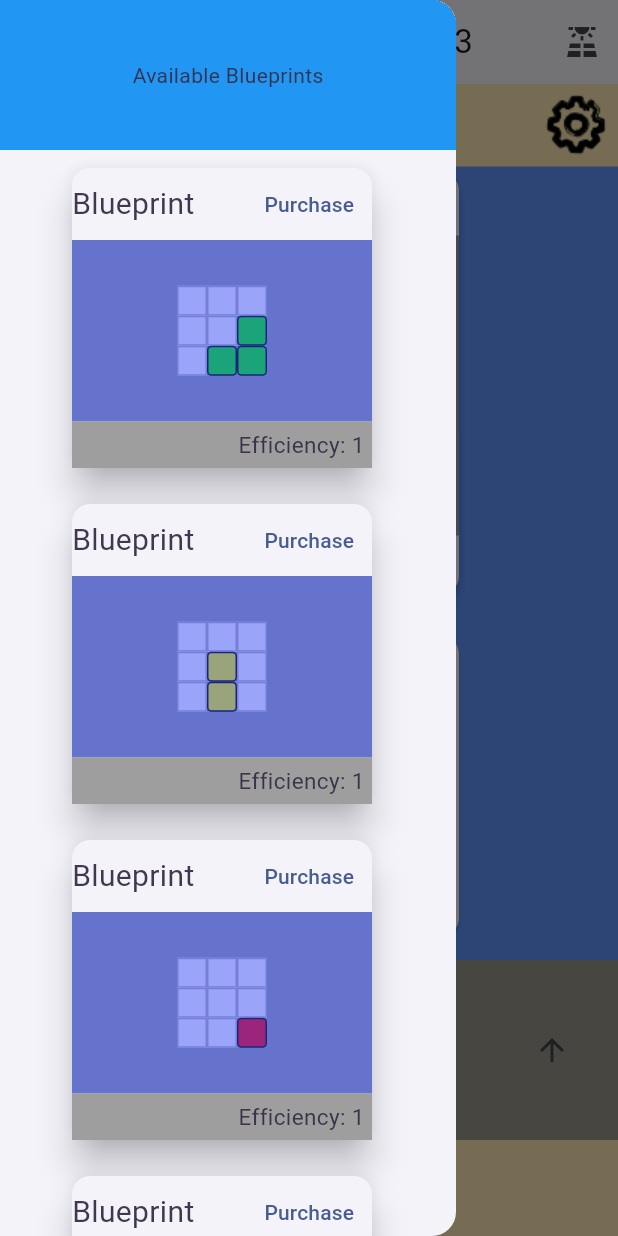
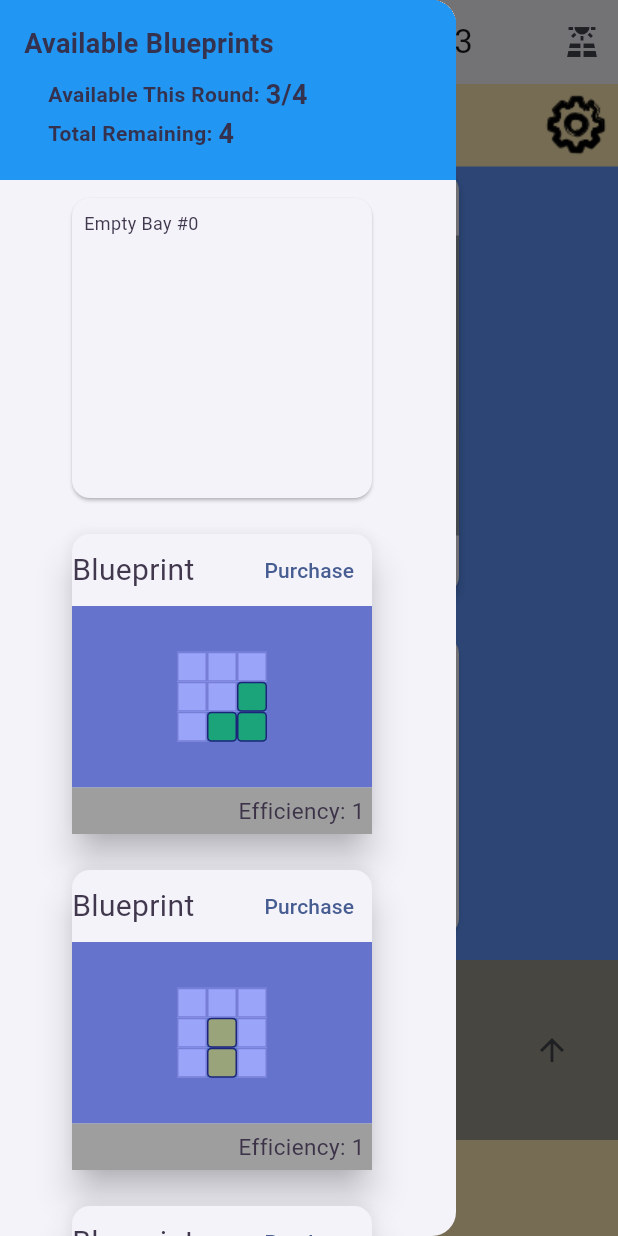
Before and after one commit to agthatch/power_panels, a Flutter app: the PlaySessionScreen screen opened by its route, in the side drawer, after a tap on "Purchase", on a phone screen of 412 x 824 dp. Run offline on Flutter 3.47's test engine with Material 3 defaults, Android fonts, the phone set to English and light mode, and no system bars; our stand-ins replace audioplayers, go_router, shared_preferences; accounts and stored records are empty.

Commit message:
improve blueprint provider and round increments

```diff
--- a/lib/game_internals/blueprint/blueprint_provider.dart
+++ b/lib/game_internals/blueprint/blueprint_provider.dart
@@ -1,8 +1,10 @@
 import 'package:card/game_internals/blueprint/blueprint.dart';
 
 abstract class BlueprintProvider {
-  List<Blueprint> getNextBlueprints(int quantity);
+  List<Blueprint?> getBlueprintsForRound();
+  void nextRound();
   int getRemainingCount();
   void removeBlueprint(Blueprint removed);
   Stream<void> getChangeStream();
+  String getCurrentRoundData();
 }
--- a/lib/game_internals/blueprint/prefab_blueprint_provider.dart
+++ b/lib/game_internals/blueprint/prefab_blueprint_provider.dart
@@ -1,4 +1,5 @@
 import 'dart:async';
+import 'dart:math';
 
 import 'package:card/game_internals/blueprint/blueprint.dart';
 import 'package:card/game_internals/blueprint/blueprint_builder.dart';
@@ -6,16 +7,24 @@ import 'package:card/game_internals/blueprint/blueprint_provider.dart';
 
 class PrefabBlueprintProvider implements BlueprintProvider {
   List<Blueprint> blueprints = [];
+  final int blueprintsPerRound;
+  final List<Blueprint?> blueprintsForRound = [];
+  int _maxForRound = 0;
 
   final StreamController<void> _playerChanges =
       StreamController<void>.broadcast();
 
+  PrefabBlueprintProvider({required this.blueprintsPerRound}) {
+    _maxForRound = blueprintsPerRound;
+  }
+
   Stream<void> get playerChanges => _playerChanges.stream;
 
   @override
-  List<Blueprint> getNextBlueprints(int quantity) {
-    int endIndex = blueprints.length >= quantity ? quantity : blueprints.length;
-    return blueprints.sublist(0, endIndex);
+  List<Blueprint?> getBlueprintsForRound() {
+    return blueprintsForRound;
+    // int endIndex = blueprints.length >= quantity ? quantity : blueprints.length;
+    // return blueprints.sublist(0, endIndex);
   }
 
   @override
@@ -26,6 +35,8 @@ class PrefabBlueprintProvider implements BlueprintProvider {
   @override
   void removeBlueprint(Blueprint removed) {
     blueprints.removeWhere((element) => removed.id == element.id);
+    int indexInRound = blueprintsForRound.indexOf(removed);
+    blueprintsForRound[indexInRound] = null;
     _playerChanges.add(null);
   }
 
@@ -37,4 +48,22 @@ class PrefabBlueprintProvider implements BlueprintProvider {
   Stream<void> getChangeStream() {
     return playerChanges;
   }
+
+  @override
+  String getCurrentRoundData() {
+    int nonNullRoundBlueprints =
+        blueprintsForRound.where((element) => element != null).length;
+
+    return '$nonNullRoundBlueprints/$_maxForRound';
+  }
+
+  @override
+  void nextRound() {
+    _maxForRound = min(blueprintsPerRound, blueprints.length);
+    int endIndex = blueprints.length >= blueprintsPerRound
+        ? blueprintsPerRound
+        : blueprints.length;
+    blueprintsForRound.clear();
+    blueprintsForRound.addAll(blueprints.sublist(0, endIndex));
+  }
 }
--- a/lib/game_internals/card/board_state.dart
+++ b/lib/game_internals/card/board_state.dart
@@ -22,11 +22,10 @@ class BoardState {
 
   /// *What do we need in the boardState?
   /// We need the round manager
-  RoundManager roundManager;
+  late RoundManager roundManager;
 
   /// We need the blueprint piles
   BlueprintProvider easyBlueprints;
-  BlueprintProvider hardBlueprints;
 
   /// We need active panels
   late SolarFarm solarFarm;
@@ -43,14 +42,11 @@ class BoardState {
 
   final Player player = Player();
 
-  BoardState(
-      {required this.onWin,
-      required this.roundManager,
-      required this.easyBlueprints,
-      required this.hardBlueprints}) {
+  BoardState({required this.onWin, required this.easyBlueprints}) {
     player.addListener(_handlePlayerChange);
     pieceStaging = PieceStaging(boardState: this);
     solarFarm = SolarFarm(boardState: this, bayCount: 2);
+    roundManager = RoundManager(this, actionsPerRound: 3);
   }
 
   // List<PlayingArea> get areas => [areaOne, areaTwo];
@@ -78,7 +74,6 @@ class BoardState {
 
       if (resultingPanel != null) {
         easyBlueprints.removeBlueprint(blueprint);
-        hardBlueprints.removeBlueprint(blueprint);
 
         roundManager.handleAction(BoughtBlueprintAction(
             originalBlueprint: blueprint, resultingPanel: resultingPanel));
@@ -109,4 +104,8 @@ class BoardState {
     return pieceStaging.awaitingPlacePieceAction() &&
         roundManager.currentRoundHasUsedEfficientAction();
   }
+
+  void handleRoundIncremented() {
+    easyBlueprints.nextRound();
+  }
 }
--- a/lib/game_internals/farm/solar_farm.dart
+++ b/lib/game_internals/farm/solar_farm.dart
@@ -28,6 +28,8 @@ class SolarFarm {
         }
         return res;
       };
+
+  int get openBayCount => bayCount - _activePanels.length;
 
   bool addPanel(Panel panel) {
     if (hasOpenBay()) {
@@ -72,6 +74,6 @@ class SolarFarm {
   }
 
   bool hasOpenBay() {
-    return bayCount > _activePanels.length;
+    return openBayCount > 0;
   }
 }
--- a/lib/game_internals/rounds/round_manager.dart
+++ b/lib/game_internals/rounds/round_manager.dart
@@ -1,5 +1,6 @@
 import 'dart:async';
 
+import 'package:card/game_internals/card/board_state.dart';
 import 'package:card/game_internals/rounds/actions/action.dart';
 import 'package:card/game_internals/rounds/actions/action_type.dart';
 import 'package:card/game_internals/rounds/round.dart';
@@ -7,6 +8,7 @@ import 'package:card/game_internals/rounds/round.dart';
 class RoundManager {
   final int actionsPerRound;
   final List<Round> _rounds = [];
+  final BoardState _boardState;
   int _currentRoundNumber = 0;
 
   final StreamController<void> _playerChanges =
@@ -14,7 +16,7 @@ class RoundManager {
 
   Stream<void> get playerChanges => _playerChanges.stream;
 
-  RoundManager({required this.actionsPerRound}) {
+  RoundManager(this._boardState, {required this.actionsPerRound}) {
     _rounds.add(Round(roundNumber: 0, actionsPerRound: actionsPerRound));
   }
 
@@ -49,7 +51,7 @@ class RoundManager {
     }
 
     if (currentRoundComplete()) {
-      _currentRoundNumber++;
+      _incrementRound();
     }
 
     _playerChanges.add(null);
@@ -66,4 +68,9 @@ class RoundManager {
   bool currentRoundHasUsedEfficientAction() {
     return _getCurrentRound().efficientActionHasBeenUsed;
   }
+
+  void _incrementRound() {
+    _currentRoundNumber++;
+    _boardState.handleRoundIncremented();
+  }
 }
--- a/lib/play_session/card/play_session_screen.dart
+++ b/lib/play_session/card/play_session_screen.dart
@@ -13,6 +13,7 @@ import 'package:card/game_internals/piece/piece_data.dart';
 import 'package:card/game_internals/piece/placed_piece_builder.dart';
 import 'package:card/game_internals/rotation.dart';
 import 'package:card/game_internals/rounds/round_manager.dart';
+import 'package:card/play_session/assembly/empty_station_widget.dart';
 import 'package:card/play_session/blueprint/blueprint_widget.dart';
 import 'package:flutter/material.dart';
 import 'package:go_router/go_router.dart';
@@ -77,9 +78,10 @@ class _PlaySessionScreenState extends State<PlaySessionScreen> {
                 stream: _boardState.easyBlueprints.getChangeStream(),
                 builder: (context, child) {
                   return createDrawerInternals(
-                      header: Text("Available Blueprints"),
+                      header: createBlueprintHeader(_boardState),
+                      headerColor: Colors.blue,
                       content: _blueprintWidgets(
-                          _boardState.easyBlueprints.getNextBlueprints(4)));
+                          _boardState.easyBlueprints.getBlueprintsForRound()));
                 }),
           ),
           endDrawer: Drawer(
@@ -87,8 +89,8 @@ class _PlaySessionScreenState extends State<PlaySessionScreen> {
                   stream: _boardState.solarFarm.playerChanges,
                   builder: (context, child) {
                     return createDrawerInternals(
-                        header: Text(
-                            "Total Daily Production: ${_boardState.solarFarm.dailyGeneration()}"),
+                        header: createSolarFarmHeader(_boardState),
+                        headerColor: Colors.green.shade400,
                         content: _boardState.solarFarm.getWidgets());
                   })),
           body: Stack(
@@ -147,10 +149,9 @@ class _PlaySessionScreenState extends State<PlaySessionScreen> {
     super.initState();
     _startOfPlay = DateTime.now();
     _boardState = BoardState(
-        roundManager: RoundManager(actionsPerRound: 3),
-        onWin: _playerWon,
-        easyBlueprints: _easyBlueprints(),
-        hardBlueprints: _hardBlueprints());
+      onWin: _playerWon,
+      easyBlueprints: _easyBlueprints(),
+    );
   }
 
   Future<void> _playerWon() async {
@@ -232,8 +233,12 @@ class LeadingButton extends StatelessWidget {
   }
 }
 
-List<Widget> _blueprintWidgets(List<Blueprint> nextBlueprints) {
-  return nextBlueprints.map((e) => BlueprintWidget(blueprint: e)).toList();
+List<Widget> _blueprintWidgets(List<Blueprint?> nextBlueprints) {
+  return nextBlueprints
+      .map((e) => e != null
+          ? BlueprintWidget(blueprint: e)
+          : EmptyStation(bayNumber: 0))
+      .toList();
 }
 
 Row _paddedRow(Widget w) {
@@ -242,17 +247,136 @@ Row _paddedRow(Widget w) {
   );
 }
 
+Widget createBlueprintHeader(BoardState boardState) {
+  return Column(
+    crossAxisAlignment: CrossAxisAlignment.start,
+    children: [
+      // First row: Solar Farm
+      const Row(
+        children: [
+          Text(
+            'Available Blueprints',
+            style: TextStyle(
+              fontWeight: FontWeight.bold,
+              fontSize: 18,
+            ),
+          ),
+        ],
+      ),
+      SizedBox(height: 8), // Add some space between rows
+      // Second row: Total Daily Production
+      Row(
+        children: <Widget>[
+          Padding(
+            padding: EdgeInsets.only(left: 16.0), // Indentation
+            child: Text('Available This Round: ',
+                style: TextStyle(
+                  fontWeight: FontWeight.w600,
+                  fontSize: 14,
+                )),
+          ),
+          Text(boardState.easyBlueprints.getCurrentRoundData(),
+              style: TextStyle(
+                fontWeight: FontWeight.bold,
+                fontSize: 18,
+              ))
+        ],
+      ),
+
+      // Third row: Open bays
+      Row(
+        children: <Widget>[
+          Padding(
+            padding: EdgeInsets.only(left: 16.0), // Indentation
+            child: Text('Total Remaining: ',
+                style: TextStyle(
+                  fontWeight: FontWeight.w600,
+                  fontSize: 14,
+                )),
+          ),
+          Text('${boardState.easyBlueprints.getRemainingCount()}',
+              style: TextStyle(
+                fontWeight: FontWeight.bold,
+                fontSize: 18,
+              )),
+        ],
+      ),
+    ],
+  );
+}
+
+Widget createSolarFarmHeader(BoardState boardState) {
+  return Column(
+    crossAxisAlignment: CrossAxisAlignment.start,
+    children: [
+      // First row: Solar Farm
+      const Row(
+        children: [
+          Text(
+            'Solar Farm',
+            style: TextStyle(
+              fontWeight: FontWeight.bold,
+              fontSize: 18,
+            ),
+          ),
+        ],
+      ),
+      SizedBox(height: 8), // Add some space between rows
+      // Second row: Total Daily Production
+      Row(
+        children: <Widget>[
+          Padding(
+            padding: EdgeInsets.only(left: 16.0), // Indentation
+            child: Text('Total Daily Production: ',
+                style: TextStyle(
+                  fontWeight: FontWeight.w600,
+                  fontSize: 14,
+                )),
+          ),
+          Text('${boardState.solarFarm.dailyGeneration()}',
+              style: TextStyle(
+                fontWeight: FontWeight.bold,
+                fontSize: 18,
+              ))
+        ],
+      ),
+
+      // Third row: Open bays
+      Row(
+        children: <Widget>[
+          Padding(
+            padding: EdgeInsets.only(left: 16.0), // Indentation
+            child: Text('Open bays: ',
+                style: TextStyle(
+                  fontWeight: FontWeight.w600,
+                  fontSize: 14,
+                )),
+          ),
+          Text(
+              '${boardState.solarFarm.openBayCount}/${boardState.solarFarm.bayCount}',
+              style: TextStyle(
+                fontWeight: FontWeight.bold,
+                fontSize: 18,
+              )),
+        ],
+      ),
+    ],
+  );
+}
+
 Widget createDrawerInternals(
-    {required Widget header, required List<Widget> content}) {
+    {required Widget header,
+    required Color headerColor,
+    required List<Widget> content}) {
   return Column(
     children: <Widget>[
       // Frozen header
       Container(
-        height: 100, // Height of the frozen header
-        color: Colors.blue,
-        child: Center(
-          child: header,
-        ),
+        height: 120, // Height of the frozen header
+        width: double.infinity,
+        color: headerColor,
+        child: Expanded(
+            child: Padding(padding: EdgeInsets.all(16), child: header)),
       ),
       // Scrollable list of items
       Expanded(
@@ -272,23 +396,9 @@ Widget createDrawerInternals(
   );
 }
 
-BlueprintProvider _hardBlueprints() {
-  PrefabBlueprintProvider provider = PrefabBlueprintProvider();
-
-  provider.addBlueprint(BlueprintBuilder()
-      .withXDim(4)
-      .withYDim(5)
-      .withPrefitPiece(PlacedPieceBuilder()
-          .withShape(Shape.T)
-          .withRotation(Rotation.R270)
-          .withLocation(x: 1, y: 0)
-          .build()));
-
-  return provider;
-}
-
 BlueprintProvider _easyBlueprints() {
-  PrefabBlueprintProvider provider = PrefabBlueprintProvider();
+  PrefabBlueprintProvider provider =
+      PrefabBlueprintProvider(blueprintsPerRound: 4);
 
   provider.addBlueprint(BlueprintBuilder()
       .withXDim(4)
@@ -351,5 +461,7 @@ BlueprintProvider _easyBlueprints() {
           .withLocation(x: 1, y: 1)
           .build()));
 
+  provider.nextRound();
+
   return provider;
 }
```
